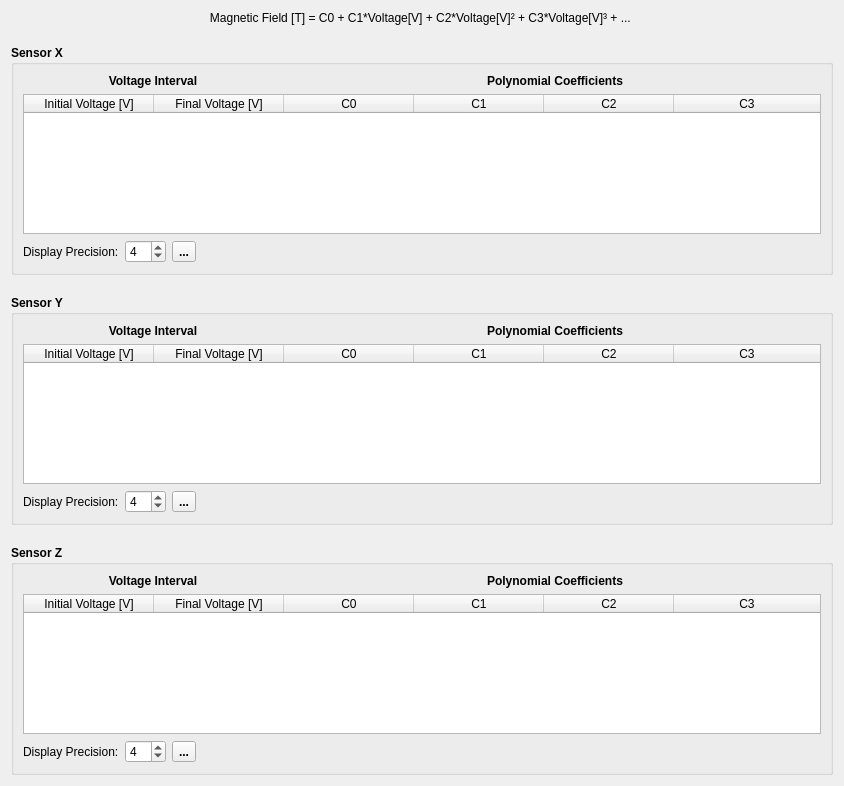
Before: the Qt Designer form hallbench/gui/ui/polynomialtabledialog.ui in lnls-ima/hall-bench-control, drawn with Qt 5.
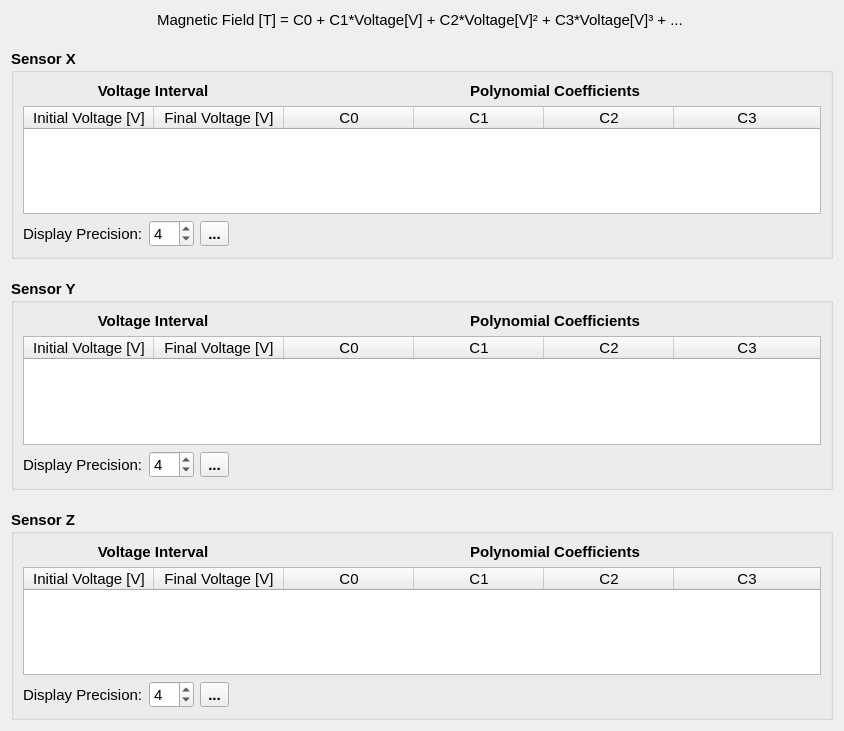
After: the same form once the commit is applied. Icons and pictures are not drawn.

Patch:
```diff
--- a/hallbench/gui/ui/polynomialtabledialog.ui
+++ b/hallbench/gui/ui/polynomialtabledialog.ui
@@ -7,9 +7,14 @@
     <x>0</x>
     <y>0</y>
     <width>844</width>
-    <height>786</height>
+    <height>731</height>
    </rect>
   </property>
+  <property name="font">
+   <font>
+    <pointsize>11</pointsize>
+   </font>
+  </property>
   <property name="windowTitle">
    <string>Calibration Data Table</string>
   </property>
```
